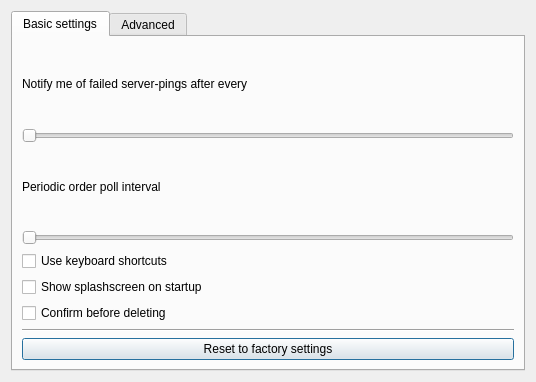
First picture: the form in forms/setupdialog.ui, repository iamOgunyinka/TragelPC, before the edit.
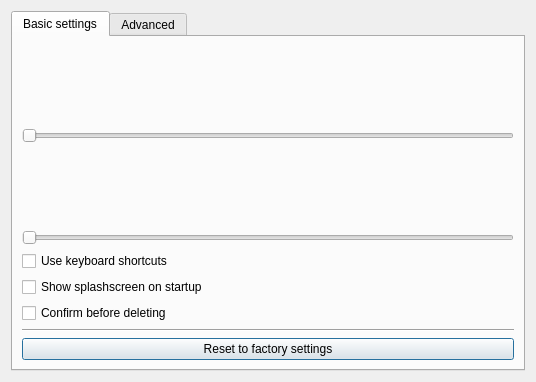
Second picture: the form after the edit.

The edit to the form file:
```diff
--- a/forms/setupdialog.ui
+++ b/forms/setupdialog.ui
@@ -35,7 +35,10 @@
          <item>
           <widget class="QLabel" name="ping_label">
            <property name="text">
-            <string>Notify me of failed server-pings after every</string>
+            <string/>
+           </property>
+           <property name="alignment">
+            <set>Qt::AlignCenter</set>
            </property>
           </widget>
          </item>
@@ -53,7 +56,10 @@
          <item>
           <widget class="QLabel" name="periodic_poll_label">
            <property name="text">
-            <string>Periodic order poll interval</string>
+            <string/>
+           </property>
+           <property name="alignment">
+            <set>Qt::AlignCenter</set>
            </property>
           </widget>
          </item>
```
